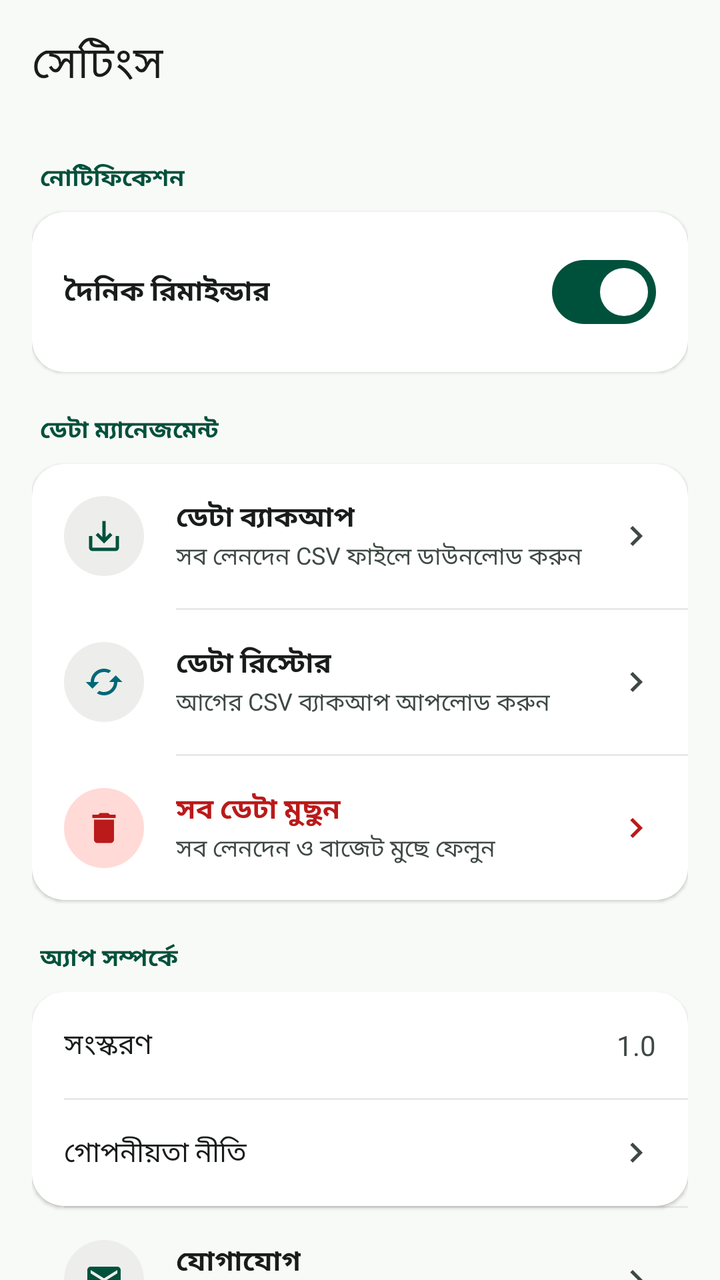
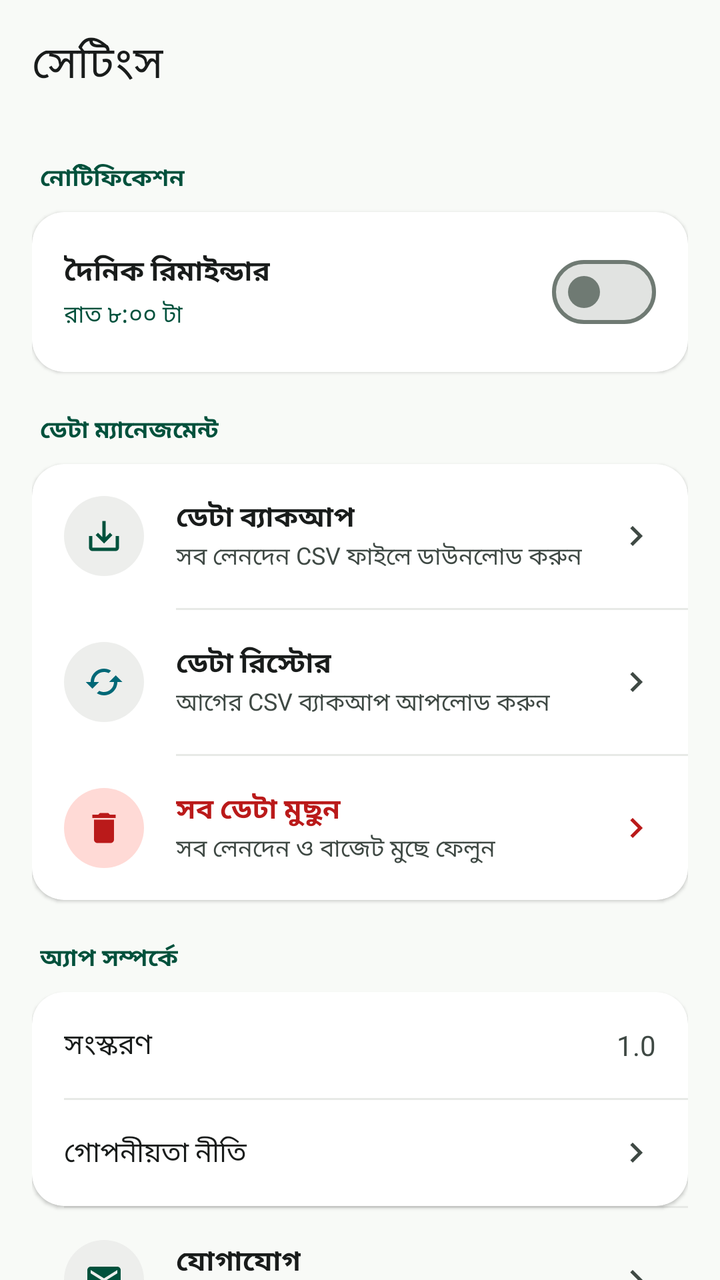

Before-and-after screenshots of an Android layout around one commit, followed by the original layout XML and the change that was made.
<!-- AndroidManifest.xml: application theme Theme.SpendTrack -->
<!-- res/layout/fragment_settings.xml -->
<?xml version="1.0" encoding="utf-8"?>
<androidx.coordinatorlayout.widget.CoordinatorLayout xmlns:android="http://schemas.android.com/apk/res/android"
    xmlns:app="http://schemas.android.com/apk/res-auto"
    android:layout_width="match_parent"
    android:layout_height="match_parent"
    android:background="@color/surface">

    <com.google.android.material.appbar.AppBarLayout
        android:layout_width="match_parent"
        android:layout_height="wrap_content"
        android:background="@color/surface"
        app:elevation="0dp">

        <com.google.android.material.appbar.MaterialToolbar
            android:id="@+id/toolbar"
            android:layout_width="match_parent"
            android:layout_height="?attr/actionBarSize"
            android:background="@color/surface"
            app:title="সেটিংস"
            app:titleTextColor="@color/on_surface" />
    </com.google.android.material.appbar.AppBarLayout>

    <androidx.core.widget.NestedScrollView
        android:layout_width="match_parent"
        android:layout_height="match_parent"
        app:layout_behavior="@string/appbar_scrolling_view_behavior">

        <LinearLayout
            android:layout_width="match_parent"
            android:layout_height="wrap_content"
            android:orientation="vertical"
            android:padding="16dp"
            android:paddingBottom="24dp">

            
            <TextView
                android:layout_width="wrap_content"
                android:layout_height="wrap_content"
                android:layout_marginStart="4dp"
                android:text="নোটিফিকেশন"
                android:textColor="@color/primary"
                android:textSize="12sp"
                android:textStyle="bold" />

            <androidx.cardview.widget.CardView
                android:layout_width="match_parent"
                android:layout_height="wrap_content"
                android:layout_marginTop="8dp"
                app:cardBackgroundColor="@color/surface_container_lowest"
                app:cardCornerRadius="16dp"
                app:cardElevation="1dp">

                <LinearLayout
                    android:layout_width="match_parent"
                    android:layout_height="wrap_content"
                    android:gravity="center_vertical"
                    android:orientation="horizontal"
                    android:padding="16dp">

                    <LinearLayout
                        android:layout_width="0dp"
                        android:layout_height="wrap_content"
                        android:layout_weight="1"
                        android:orientation="vertical">

                        <TextView
                            android:layout_width="wrap_content"
                            android:layout_height="wrap_content"
                            android:text="দৈনিক রিমাইন্ডার"
                            android:textColor="@color/on_surface"
                            android:textSize="14sp"
                            android:textStyle="bold" />
                    </LinearLayout>

                    <com.google.android.material.materialswitch.MaterialSwitch
                        android:id="@+id/switch_daily_reminder"
                        android:layout_width="wrap_content"
                        android:layout_height="wrap_content"
                        android:checked="true" />
                </LinearLayout>
            </androidx.cardview.widget.CardView>

            
            <TextView
                android:layout_width="wrap_content"
                android:layout_height="wrap_content"
                android:layout_marginTop="20dp"
                android:layout_marginStart="4dp"
                android:text="ডেটা ম্যানেজমেন্ট"
                android:textColor="@color/primary"
                android:textSize="12sp"
                android:textStyle="bold" />

            <androidx.cardview.widget.CardView
                android:layout_width="match_parent"
                android:layout_height="wrap_content"
                android:layout_marginTop="8dp"
                app:cardBackgroundColor="@color/surface_container_lowest"
                app:cardCornerRadius="16dp"
                app:cardElevation="1dp">

                <LinearLayout
                    android:layout_width="match_parent"
                    android:layout_height="wrap_content"
                    android:orientation="vertical">

                    
                    <LinearLayout
                        android:id="@+id/row_backup"
                        android:layout_width="match_parent"
                        android:layout_height="wrap_content"
                        android:clickable="true"
                        android:focusable="true"
                        android:background="?attr/selectableItemBackground"
                        android:gravity="center_vertical"
                        android:orientation="horizontal"
                        android:padding="16dp">

                        <ImageView
                            android:layout_width="40dp"
                            android:layout_height="40dp"
                            android:background="@drawable/bg_circle_surface_container"
                            android:padding="10dp"
                            android:src="@drawable/ic_save_alt"
                            app:tint="@color/primary" />

                        <LinearLayout
                            android:layout_width="0dp"
                            android:layout_height="wrap_content"
                            android:layout_weight="1"
                            android:layout_marginStart="16dp"
                            android:orientation="vertical">

                            <TextView
                                android:layout_width="wrap_content"
                                android:layout_height="wrap_content"
                                android:text="ডেটা ব্যাকআপ"
                                android:textColor="@color/on_surface"
                                android:textSize="14sp"
                                android:textStyle="bold" />

                            <TextView
                                android:layout_width="wrap_content"
                                android:layout_height="wrap_content"
                                android:text="সব লেনদেন CSV ফাইলে ডাউনলোড করুন"
                                android:textColor="@color/on_surface_variant"
                                android:textSize="12sp" />
                        </LinearLayout>

                        <ImageView
                            android:layout_width="20dp"
                            android:layout_height="20dp"
                            android:src="@drawable/ic_chevron_right"
                            app:tint="@color/on_surface_variant" />
                    </LinearLayout>

                    <View
                        android:layout_width="match_parent"
                        android:layout_height="1dp"
                        android:layout_marginStart="72dp"
                        android:background="@color/surface_container_high" />

                    
                    <LinearLayout
                        android:id="@+id/row_restore"
                        android:layout_width="match_parent"
                        android:layout_height="wrap_content"
                        android:clickable="true"
                        android:focusable="true"
                        android:background="?attr/selectableItemBackground"
                        android:gravity="center_vertical"
                        android:orientation="horizontal"
                        android:padding="16dp">

                        <ImageView
                            android:layout_width="40dp"
                            android:layout_height="40dp"
                            android:background="@drawable/bg_circle_surface_container"
                            android:padding="10dp"
                            android:src="@drawable/ic_cached"
                            app:tint="@color/secondary" />

                        <LinearLayout
                            android:layout_width="0dp"
                            android:layout_height="wrap_content"
                            android:layout_weight="1"
                            android:layout_marginStart="16dp"
                            android:orientation="vertical">

                            <TextView
                                android:layout_width="wrap_content"
                                android:layout_height="wrap_content"
                                android:text="ডেটা রিস্টোর"
                                android:textColor="@color/on_surface"
                                android:textSize="14sp"
                                android:textStyle="bold" />

                            <TextView
                                android:layout_width="wrap_content"
                                android:layout_height="wrap_content"
                                android:text="আগের CSV ব্যাকআপ আপলোড করুন"
                                android:textColor="@color/on_surface_variant"
                                android:textSize="12sp" />
                        </LinearLayout>

                        <ImageView
                            android:layout_width="20dp"
                            android:layout_height="20dp"
                            android:src="@drawable/ic_chevron_right"
                            app:tint="@color/on_surface_variant" />
                    </LinearLayout>

                    <View
                        android:layout_width="match_parent"
                        android:layout_height="1dp"
                        android:layout_marginStart="72dp"
                        android:background="@color/surface_container_high" />

                    
                    <LinearLayout
                        android:id="@+id/row_clear"
                        android:layout_width="match_parent"
                        android:layout_height="wrap_content"
                        android:clickable="true"
                        android:focusable="true"
                        android:background="?attr/selectableItemBackground"
                        android:gravity="center_vertical"
                        android:orientation="horizontal"
                        android:padding="16dp">

                        <ImageView
                            android:layout_width="40dp"
                            android:layout_height="40dp"
                            android:background="@drawable/bg_circle_error_container"
                            android:padding="10dp"
                            android:src="@drawable/ic_delete"
                            app:tint="@color/error" />

                        <LinearLayout
                            android:layout_width="0dp"
                            android:layout_height="wrap_content"
                            android:layout_weight="1"
                            android:layout_marginStart="16dp"
                            android:orientation="vertical">

                            <TextView
                                android:layout_width="wrap_content"
                                android:layout_height="wrap_content"
                                android:text="সব ডেটা মুছুন"
                                android:textColor="@color/error"
                                android:textSize="14sp"
                                android:textStyle="bold" />

                            <TextView
                                android:layout_width="wrap_content"
                                android:layout_height="wrap_content"
                                android:text="সব লেনদেন ও বাজেট মুছে ফেলুন"
                                android:textColor="@color/on_surface_variant"
                                android:textSize="12sp" />
                        </LinearLayout>

                        <ImageView
                            android:layout_width="20dp"
                            android:layout_height="20dp"
                            android:src="@drawable/ic_chevron_right"
                            app:tint="@color/error" />
                    </LinearLayout>
                </LinearLayout>
            </androidx.cardview.widget.CardView>

            
            <TextView
                android:layout_width="wrap_content"
                android:layout_height="wrap_content"
                android:layout_marginTop="20dp"
                android:layout_marginStart="4dp"
                android:text="অ্যাপ সম্পর্কে"
                android:textColor="@color/primary"
                android:textSize="12sp"
                android:textStyle="bold" />

            <androidx.cardview.widget.CardView
                android:layout_width="match_parent"
                android:layout_height="wrap_content"
                android:layout_marginTop="8dp"
                app:cardBackgroundColor="@color/surface_container_lowest"
                app:cardCornerRadius="16dp"
                app:cardElevation="1dp">

                <LinearLayout
                    android:layout_width="match_parent"
                    android:layout_height="wrap_content"
                    android:orientation="vertical">

                    <LinearLayout
                        android:layout_width="match_parent"
                        android:layout_height="wrap_content"
                        android:gravity="center_vertical"
                        android:orientation="horizontal"
                        android:padding="16dp">

                        <TextView
                            android:layout_width="0dp"
                            android:layout_height="wrap_content"
                            android:layout_weight="1"
                            android:text="সংস্করণ"
                            android:textColor="@color/on_surface"
                            android:textSize="14sp" />

                        <TextView
                            android:id="@+id/version_name"
                            android:layout_width="wrap_content"
                            android:layout_height="wrap_content"
                            android:text="1.0"
                            android:textColor="@color/on_surface_variant"
                            android:textSize="14sp" />
                    </LinearLayout>

                    <View
                        android:layout_width="match_parent"
                        android:layout_height="1dp"
                        android:layout_marginStart="16dp"
                        android:background="@color/surface_container_high" />

                    <LinearLayout
                        android:id="@+id/row_privacy"
                        android:layout_width="match_parent"
                        android:layout_height="wrap_content"
                        android:clickable="true"
                        android:focusable="true"
                        android:background="?attr/selectableItemBackground"
                        android:gravity="center_vertical"
                        android:orientation="horizontal"
                        android:padding="16dp">

                        <TextView
                            android:layout_width="0dp"
                            android:layout_height="wrap_content"
                            android:layout_weight="1"
                            android:text="গোপনীয়তা নীতি"
                            android:textColor="@color/on_surface"
                            android:textSize="14sp" />

                        <ImageView
                            android:layout_width="20dp"
                            android:layout_height="20dp"
                            android:src="@drawable/ic_chevron_right"
                            app:tint="@color/on_surface_variant" />
                    </LinearLayout>
                </LinearLayout>
            </androidx.cardview.widget.CardView>

            <View
                android:layout_width="match_parent"
                android:layout_height="1dp"
                android:layout_marginStart="16dp"
                android:background="@color/surface_container_high" />

            
            <LinearLayout
                android:id="@+id/row_contact"
                android:layout_width="match_parent"
                android:layout_height="wrap_content"
                android:clickable="true"
                android:focusable="true"
                android:background="?attr/selectableItemBackground"
                android:gravity="center_vertical"
                android:orientation="horizontal"
                android:padding="16dp">

                <ImageView
                    android:layout_width="40dp"
                    android:layout_height="40dp"
                    android:background="@drawable/bg_circle_surface_container"
                    android:padding="10dp"
                    android:src="@drawable/ic_email"
                    app:tint="@color/primary" />

                <LinearLayout
                    android:layout_width="0dp"
                    android:layout_height="wrap_content"
                    android:layout_weight="1"
                    android:layout_marginStart="16dp"
                    android:orientation="vertical">

                    <TextView
                        android:layout_width="wrap_content"
                        android:layout_height="wrap_content"
                        android:text="যোগাযোগ"
                        android:textColor="@color/on_surface"
                        android:textSize="14sp"
                        android:textStyle="bold" />

                    <TextView
                        android:layout_width="wrap_content"
                        android:layout_height="wrap_content"
                        android:text="সমস্যা, মতামত বা পরামর্শ জানান"
                        android:textColor="@color/on_surface_variant"
                        android:textSize="12sp" />
                </LinearLayout>

                <ImageView
                    android:layout_width="20dp"
                    android:layout_height="20dp"
                    android:src="@drawable/ic_chevron_right"
                    app:tint="@color/on_surface_variant" />
            </LinearLayout>

        </LinearLayout>
    </androidx.core.widget.NestedScrollView>

</androidx.coordinatorlayout.widget.CoordinatorLayout>
<!-- resources referenced by this layout -->
<resources>
  <color name="error">#BA1A1A</color>
  <color name="on_surface">#191C1B</color>
  <color name="on_surface_variant">#3F4944</color>
  <color name="primary">#00513C</color>
  <color name="secondary">#006877</color>
  <color name="surface">#F8FAF7</color>
  <color name="surface_container_high">#E7E9E6</color>
  <color name="surface_container_lowest">#FFFFFF</color>
  <!-- drawable bg_circle_error_container (drawable) -->
  <?xml version="1.0" encoding="utf-8"?>
  <shape xmlns:android="http://schemas.android.com/apk/res/android"
      android:shape="oval">
      <solid android:color="@color/error_container" />
  </shape>
  <!-- drawable bg_circle_surface_container (drawable) -->
  <?xml version="1.0" encoding="utf-8"?>
  <shape xmlns:android="http://schemas.android.com/apk/res/android"
      android:shape="oval">
      <solid android:color="@color/surface_container" />
  </shape>
  <!-- drawable ic_chevron_right (drawable) -->
  <vector xmlns:android="http://schemas.android.com/apk/res/android"
      android:width="24dp"
      android:height="24dp"
      android:viewportWidth="24"
      android:viewportHeight="24">
      <path
          android:fillColor="@android:color/white"
          android:pathData="M10,6L8.59,7.41 13.17,12l-4.58,4.59L10,18l6,-6z"/>
  </vector>
  <!-- drawable ic_delete (drawable) -->
  <vector xmlns:android="http://schemas.android.com/apk/res/android"
      android:width="24dp"
      android:height="24dp"
      android:viewportWidth="24"
      android:viewportHeight="24">
      <path
          android:fillColor="@android:color/white"
          android:pathData="M6,19c0,1.1 0.9,2 2,2h8c1.1,0 2,-0.9 2,-2V7H6v12zM19,4h-3.5l-1,-1h-5l-1,1H5v2h14V4z"/>
  </vector>
  <!-- drawable ic_email (drawable) -->
  <vector xmlns:android="http://schemas.android.com/apk/res/android"
      android:width="24dp"
      android:height="24dp"
      android:viewportWidth="24"
      android:viewportHeight="24">
      <path
          android:fillColor="@android:color/white"
          android:pathData="M20,4H4C2.9,4 2.01,4.9 2.01,6L2,18c0,1.1 0.9,2 2,2h16c1.1,0 2,-0.9 2,-2V6C22,4.9 21.1,4 20,4zM20,8l-8,5L4,8V6l8,5 8,-5V8z"/>
  </vector>
  <!-- drawable ic_save_alt (drawable) -->
  <vector xmlns:android="http://schemas.android.com/apk/res/android"
      android:width="24dp"
      android:height="24dp"
      android:viewportWidth="24"
      android:viewportHeight="24">
      <path
          android:fillColor="@android:color/white"
          android:pathData="M19,12v7H5v-7H3v7c0,1.1 0.9,2 2,2h14c1.1,0 2,-0.9 2,-2v-7H19zM13,12.67l2.59,-2.58L17,11.5l-5,5 -5,-5 1.41,-1.41L11,12.67V3h2V12.67z"/>
  </vector>
  <color name="error_container">#FFDAD6</color>
  <color name="surface_container">#EDEEEC</color>
  <color name="on_primary">#FFFFFF</color>
  <color name="primary_container">#006C50</color>
  <color name="on_primary_container">#94EAC7</color>
  <color name="on_secondary">#FFFFFF</color>
  <color name="secondary_container">#9FECFD</color>
  <color name="on_secondary_container">#0D6C7B</color>
  <color name="tertiary">#284E41</color>
  <color name="on_tertiary">#FFFFFF</color>
  <color name="tertiary_container">#406658</color>
  <color name="on_tertiary_container">#B8E2D0</color>
  <color name="on_error">#FFFFFF</color>
  <color name="on_error_container">#93000A</color>
  <color name="surface_variant">#E1E3E1</color>
  <color name="outline">#6F7A73</color>
  <color name="outline_variant">#BEC9C2</color>
  <color name="surface_container_low">#F2F4F2</color>
  <color name="surface_container_highest">#E1E3E1</color>
  <color name="inverse_surface">#2E3130</color>
  <color name="inverse_on_surface">#F0F1EF</color>
  <!-- unchanged entries left out for length: 2 -->
</resources>

<!-- the commit's change to res/layout/fragment_settings.xml (unified diff, before → after) -->
@@ -51,8 +51,12 @@
                 app:cardElevation="1dp">
 
                 <LinearLayout
+                    android:id="@+id/row_daily_reminder"
                     android:layout_width="match_parent"
                     android:layout_height="wrap_content"
+                    android:clickable="true"
+                    android:focusable="true"
+                    android:background="?attr/selectableItemBackground"
                     android:gravity="center_vertical"
                     android:orientation="horizontal"
                     android:padding="16dp">
@@ -70,13 +74,21 @@
                             android:textColor="@color/on_surface"
                             android:textSize="14sp"
                             android:textStyle="bold" />
+
+                        <TextView
+                            android:id="@+id/tv_reminder_time"
+                            android:layout_width="wrap_content"
+                            android:layout_height="wrap_content"
+                            android:layout_marginTop="2dp"
+                            android:text="রাত ৮:০০ টা"
+                            android:textColor="@color/primary"
+                            android:textSize="12sp" />
                     </LinearLayout>
 
                     <com.google.android.material.materialswitch.MaterialSwitch
                         android:id="@+id/switch_daily_reminder"
                         android:layout_width="wrap_content"
-                        android:layout_height="wrap_content"
-                        android:checked="true" />
+                        android:layout_height="wrap_content" />
                 </LinearLayout>
             </androidx.cardview.widget.CardView>
 
